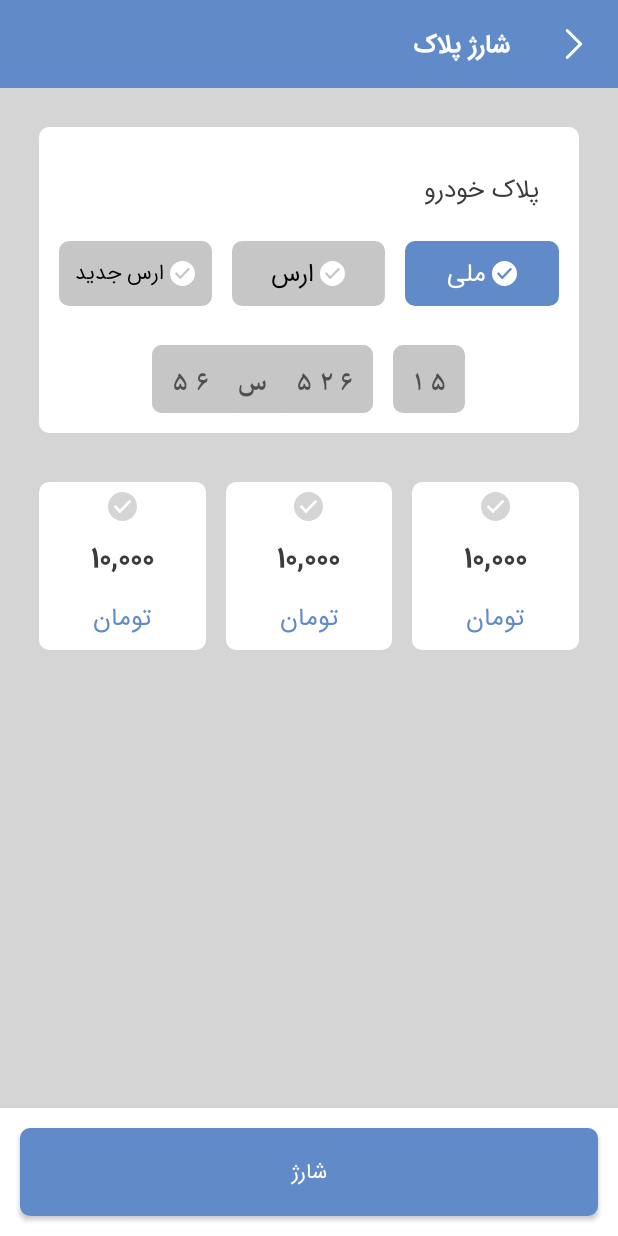
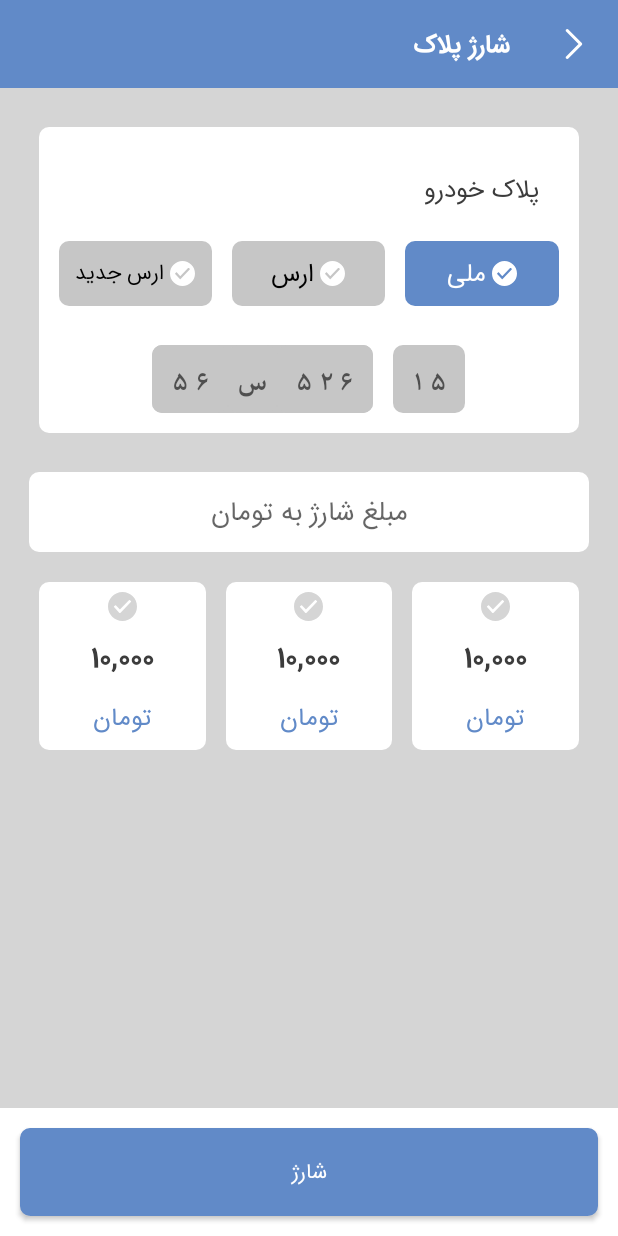
Before and after one commit to navidtahmaasbi/Java-xml-to-kotlin-jetpackcompose, an Android app: the layout activity_car_number_charge.xml on its own in the app's theme, with its tools: preview values and no code run, on a phone screen of 412 x 824 dp. Run offline under Robolectric (Android 15) with nearby library versions, the phone set to English and light mode, and no system bars; plain views replace CircularProgressButton; network calls fail.

Commit message:
Add input to charge amount

```diff
--- a/app/build.gradle
+++ b/app/build.gradle
@@ -10,8 +10,8 @@ android {
         applicationId "com.azarpark.watchman"
         minSdk 21
         targetSdk 31
-        versionCode 29//todo release
-        versionName "1.29"//todo release
+        versionCode 30//todo release
+        versionName "1.30"//todo release
 
         testInstrumentationRunner "androidx.test.runner.AndroidJUnitRunner"
     }
--- a/app/src/main/java/com/azarpark/watchman/activities/SplashActivity.java
+++ b/app/src/main/java/com/azarpark/watchman/activities/SplashActivity.java
@@ -197,7 +197,7 @@ public class SplashActivity extends AppCompatActivity {
         binding.loadingBar.setVisibility(View.VISIBLE);
         binding.retry.setVisibility(View.INVISIBLE);
 
-//        String serial = "N7NL00839686";
+//        String serial = "1111";//todo release
         String serial =  android.os.Build.SERIAL;
 
         webService.getClient(getApplicationContext()).getSplash(SharedPreferencesRepository.getTokenWithPrefix(), versionCode, serial).enqueue(new Callback<SplashResponse>() {
--- a/app/src/main/java/com/azarpark/watchman/activities/StarterActivity.java
+++ b/app/src/main/java/com/azarpark/watchman/activities/StarterActivity.java
@@ -31,7 +31,7 @@ public class StarterActivity extends AppCompatActivity {
 
     private int code = 5555;
     LoadingBar loadingBar;
-    private final int masterCode = 6547;//todo release
+    private final int masterCode = 7456;//todo release
     Assistant assistant;
     int showExitCodeInputTapCount = 0;
     int sendSMSTapCount = 0;
--- a/app/src/main/java/com/azarpark/watchman/utils/Constants.java
+++ b/app/src/main/java/com/azarpark/watchman/utils/Constants.java
@@ -12,7 +12,8 @@ public class Constants {
     public static final String TICKET_ID = "TICKET_ID";
     public static int NOTHING = 0, SAMAN = 1, PASRIAN = 2, BEH_PARDAKHT = 3, SELECTED_PAYMENT =1 ;//todo release
     public static int TRANSACTION_TYPE_CHAREG = 1, TRANSACTION_TYPE_DEBT = 2, TRANSACTION_TYPE_PARK_PRICE = 3;
-    public static int MIN_PRICE_FOR_PAYMENT = 100;
+    public static int MIN_PRICE_FOR_PAYMENT = 1000;
+    public static int MAX_PRICE_FOR_PAYMENT = 1000000;
     public static String NON_CHARGE_SHABA = "IR540550100470106230710001", CHARGE_SHABA = "IR270550100470106230710002";
     public static String INITIAL_BASE_URL = "https://backend1.azarpark.irana.app";
     public static String BASE_URL = "https://backend1.azarpark.irana.app";
--- a/app/src/main/res/layout/activity_car_number_charge.xml
+++ b/app/src/main/res/layout/activity_car_number_charge.xml
@@ -74,8 +74,8 @@
         android:layout_width="match_parent"
         android:layout_height="match_parent"
         android:layout_above="@+id/submit"
-        android:background="@color/gray"
-        android:layout_below="@+id/action_bar">
+        android:layout_below="@+id/action_bar"
+        android:background="@color/gray">
 
         <androidx.appcompat.widget.LinearLayoutCompat
             android:layout_width="match_parent"
@@ -372,23 +372,23 @@
 
             </LinearLayout>
 
-<!--            <EditText-->
-<!--                android:id="@+id/amount"-->
-<!--                android:layout_width="match_parent"-->
-<!--                android:layout_height="wrap_content"-->
-<!--                android:layout_gravity="center"-->
-<!--                android:layout_marginLeft="@dimen/_15sdp"-->
-<!--                android:layout_marginRight="@dimen/_15sdp"-->
-<!--                android:layout_marginBottom="@dimen/_10sdp"-->
-<!--                android:background="@drawable/selected_background"-->
-<!--                android:fontFamily="@font/iran_sans_fa_num"-->
-<!--                android:gravity="center"-->
-<!--                android:hint="مبلغ شارژ به تومان"-->
-<!--                android:inputType="numberDecimal"-->
-<!--                android:maxLength="9"-->
-<!--                android:paddingTop="@dimen/_8sdp"-->
-<!--                android:paddingBottom="@dimen/_8sdp"-->
-<!--                android:textColor="@color/blue" />-->
+                        <EditText
+                            android:id="@+id/amount"
+                            android:layout_width="match_parent"
+                            android:layout_height="wrap_content"
+                            android:layout_gravity="center"
+                            android:layout_marginLeft="@dimen/_15sdp"
+                            android:layout_marginRight="@dimen/_15sdp"
+                            android:layout_marginBottom="@dimen/_10sdp"
+                            android:background="@drawable/selected_background"
+                            android:fontFamily="@font/iran_sans_fa_num"
+                            android:gravity="center"
+                            android:hint="مبلغ شارژ به تومان"
+                            android:inputType="numberDecimal"
+                            android:maxLength="9"
+                            android:paddingTop="@dimen/_8sdp"
+                            android:paddingBottom="@dimen/_8sdp"
+                            android:textColor="@color/blue" />
 
             <androidx.recyclerview.widget.RecyclerView
                 android:id="@+id/recycler_view"
--- a/app/src/main/res/layout/activity_pay_and_exit_parked_plate.xml
+++ b/app/src/main/res/layout/activity_pay_and_exit_parked_plate.xml
@@ -456,14 +456,17 @@
                         android:layout_marginTop="@dimen/_15sdp"
                         android:id="@+id/debt_sum_area">
 
-                        <TextView
+                        <EditText
                             android:id="@+id/debt_sum"
                             android:layout_width="0dp"
                             android:layout_height="wrap_content"
                             android:layout_weight="1"
                             android:fontFamily="@font/iran_sans_fa_num_bold"
                             android:gravity="right"
+                            android:background="@drawable/unselected_background"
                             android:text="-15000 تومان"
+                            android:inputType="numberDecimal"
+                            android:padding="@dimen/_5sdp"
                             android:textColor="@color/red"
                             android:textSize="@dimen/_13sdp" />
 
```
Also changed, not shown: app/src/main/java/com/azarpark/watchman/activities/CarNumberChargeActivity.java (+45 -36 lines), app/src/main/java/com/azarpark/watchman/activities/PayAndExitParkedPlateActivity.java (+14 -5 lines), app/src/main/java/com/azarpark/watchman/dialogs/PlateChargeDialog.java (+41 -36 lines), app/src/main/res/layout/plate_charge_dialog.xml (+16 -16 lines), gradle.properties (+8 -8 lines).
